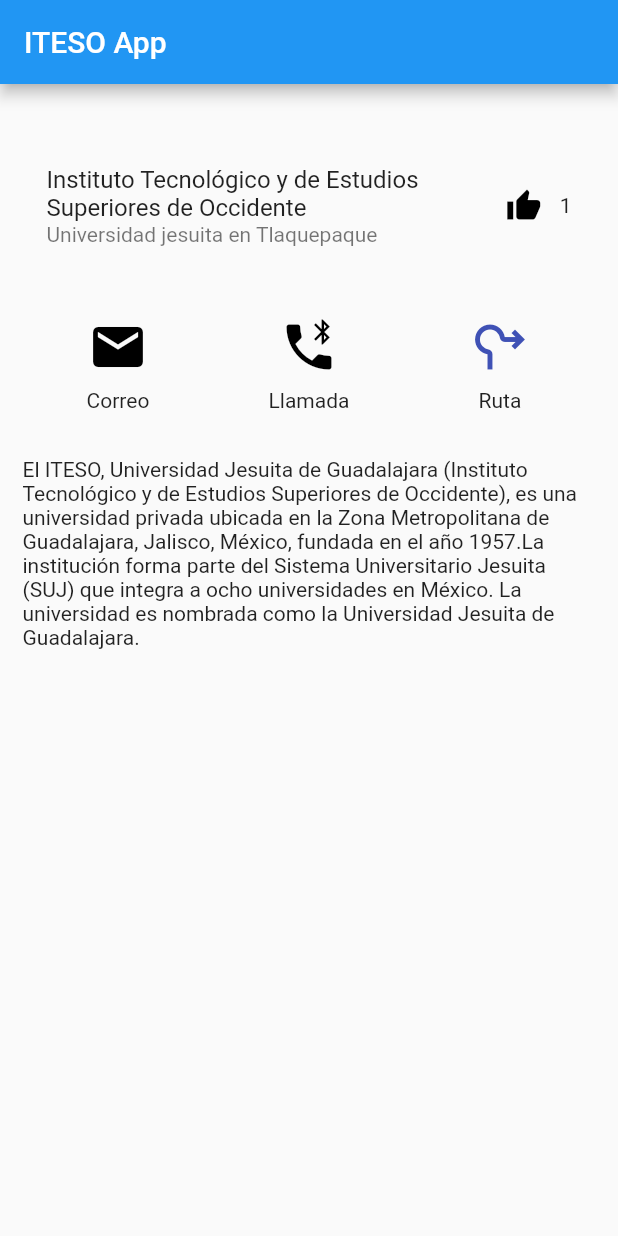
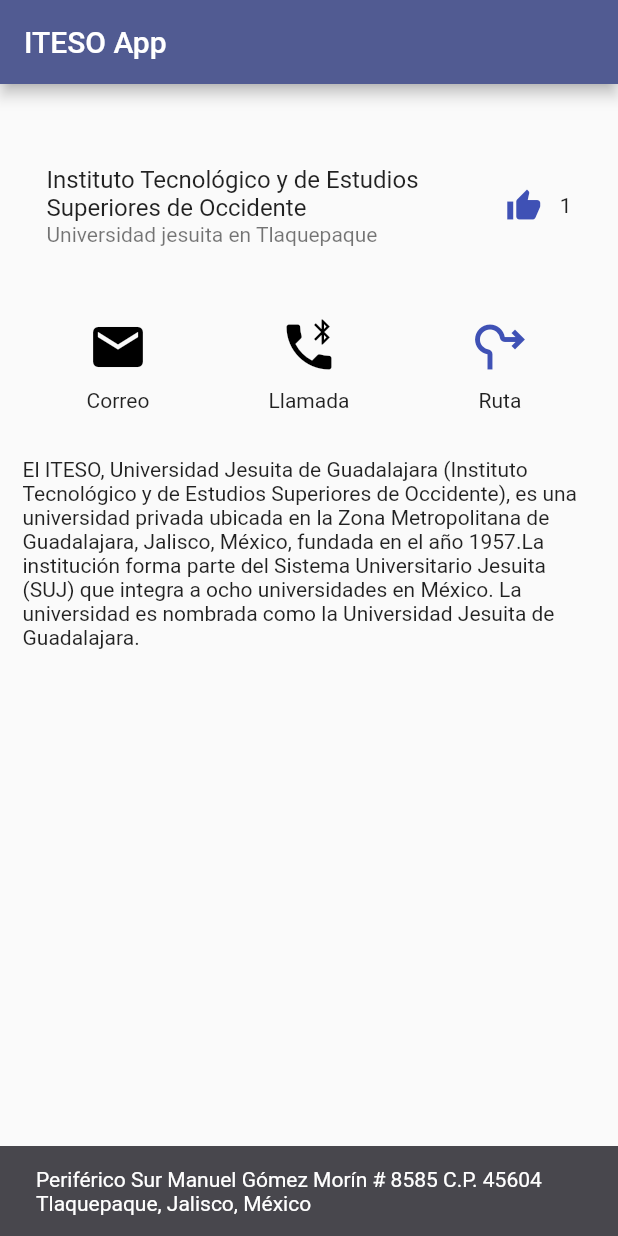
Before and after one commit to pablove2001/Tarea-2-Moviles, a Flutter app: the screen it shows after launch, after a tap on the "thumb up" icon, after a tap on the "roundabout right" icon, on a phone screen of 412 x 824 dp. Run offline on Flutter 3.47's test engine with Material 2 defaults, Android fonts, the phone set to English and light mode, and no system bars; network calls fail.

Commit message:
todo listo

```diff
--- /dev/null
+++ b/lib/home_page.dart
@@ -0,0 +1,124 @@
+import 'package:flutter/material.dart';
+
+class HomePage extends StatefulWidget {
+  const HomePage({super.key});
+
+  @override
+  State<HomePage> createState() => _HomePageState();
+}
+
+class _HomePageState extends State<HomePage> {
+  int counter = 0;
+  bool tap = false;
+  bool tap1 = false;
+  bool tap2 = false;
+  bool tap3 = false;
+  double space_elements = 30;
+
+  @override
+  Widget build(BuildContext context) {
+    return Scaffold(
+      appBar: AppBar(
+        title: Text('ITESO App'),
+      ),
+      body: ListView(
+        children: [
+          Image.network(
+              'https://cruce.iteso.mx/wp-content/uploads/sites/123/2018/04/Portada-2-e1525031912445.jpg'),
+          Container(
+            margin: EdgeInsets.all(15),
+            child: Column(
+              children: [
+                SizedBox(height: space_elements),
+                ListTile(
+                  title: Text(
+                      'Instituto Tecnológico y de Estudios Superiores de Occidente'),
+                  subtitle: Text('Universidad jesuita en Tlaquepaque'),
+                  trailing: Wrap(
+                    crossAxisAlignment: WrapCrossAlignment.center,
+                    children: [
+                      IconButton(
+                        color: tap ? Colors.indigo : Colors.black,
+                        onPressed: () {
+                          tap = !tap;
+                          counter++;
+                          setState(() {});
+                        },
+                        icon: Icon(Icons.thumb_up),
+                      ),
+                      Text('$counter')
+                    ],
+                  ),
+                ),
+                SizedBox(height: space_elements),
+                Row(
+                  mainAxisAlignment: MainAxisAlignment.spaceAround,
+                  children: [
+                    Column(
+                      children: [
+                        IconButton(
+                          iconSize: 40,
+                          color: tap1 ? Colors.indigo : Colors.black,
+                          onPressed: () {
+                            tap1 = !tap1;
+                            ScaffoldMessenger.of(context)
+                              ..hideCurrentSnackBar()
+                              ..showSnackBar(SnackBar(
+                                  content: Text(
+                                      'Manda correo a: admision@iteso.mx')));
+                            setState(() {});
+                          },
+                          icon: Icon(Icons.email),
+                        ),
+                        Text('Correo')
+                      ],
+                    ),
+                    Column(
+                      children: [
+                        IconButton(
+                          iconSize: 40,
+                          color: tap2 ? Colors.indigo : Colors.black,
+                          onPressed: () {
+                            tap2 = !tap2;
+                            ScaffoldMessenger.of(context)
+                              ..hideCurrentSnackBar()
+                              ..showSnackBar(SnackBar(
+                                  content: Text('Llama al: (33) 3669 3434')));
+                            setState(() {});
+                          },
+                          icon: Icon(Icons.phone_bluetooth_speaker),
+                        ),
+                        Text('Llamada')
+                      ],
+                    ),
+                    Column(
+                      children: [
+                        IconButton(
+                            iconSize: 40,
+                            color: tap3 ? Colors.indigo : Colors.black,
+                            onPressed: () {
+                              tap3 = !tap3;
+                              ScaffoldMessenger.of(context)
+                                ..hideCurrentSnackBar()
+                                ..showSnackBar(SnackBar(
+                                    content: Text(
+                                        'Periférico Sur Manuel Gómez Morín # 8585 C.P. 45604 Tlaquepaque, Jalisco, México')));
+                              setState(() {});
+                            },
+                            icon: Icon(Icons.roundabout_right)),
+                        Text('Ruta')
+                      ],
+                    ),
+                  ],
+                ),
+                SizedBox(height: space_elements),
+                Text(
+                    'El ITESO, Universidad Jesuita de Guadalajara (Instituto Tecnológico y de Estudios Superiores de Occidente), es una universidad privada ubicada en la Zona Metropolitana de Guadalajara, Jalisco, México, fundada en el año 1957.La institución forma parte del Sistema Universitario Jesuita (SUJ) que integra a ocho universidades en México. La universidad es nombrada como la Universidad Jesuita de Guadalajara.'),
+              ],
+            ),
+          ),
+        ],
+      ),
+    );
+  }
+}
--- a/lib/main.dart
+++ b/lib/main.dart
@@ -1,4 +1,5 @@
 import 'package:flutter/material.dart';
+import 'package:iteso_app/home_page.dart';
 
 void main() => runApp(MyApp());
 
@@ -10,105 +11,13 @@
 }
 
 class _MyAppState extends State<MyApp> {
-  int counter = 0;
-  bool tap = false;
-  bool tap1 = false;
-  bool tap2 = false;
-  bool tap3 = false;
-  double space_elements = 30;
-
   @override
   Widget build(BuildContext context) {
     return MaterialApp(
       title: 'Material App',
-      home: Scaffold(
-        appBar: AppBar(
-          title: Text('ITESO App'),
-        ),
-        body: ListView(
-          children: [
-            Image.network(
-                'https://cruce.iteso.mx/wp-content/uploads/sites/123/2018/04/Portada-2-e1525031912445.jpg'),
-            Container(
-              margin: EdgeInsets.all(15),
-              child: Column(
-                children: [
-                  SizedBox(height: space_elements),
-                  ListTile(
-                    title: Text(
-                        'Instituto Tecnológico y de Estudios Superiores de Occidente'),
-                    subtitle: Text('Universidad jesuita en Tlaquepaque'),
-                    trailing: Wrap(
-                      crossAxisAlignment: WrapCrossAlignment.center,
-                      children: [
-                        IconButton(
-                          color: tap ? Colors.indigo : Colors.black,
-                          onPressed: () {
-                            counter++;
-                            setState(() {});
-                          },
-                          icon: Icon(Icons.thumb_up),
-                        ),
-                        Text('$counter')
-                      ],
-                    ),
-                  ),
-                  SizedBox(height: space_elements),
-                  Row(
-                    mainAxisAlignment: MainAxisAlignment.spaceAround,
-                    children: [
-                      Column(
-                        children: [
-                          IconButton(
-                            iconSize: 40,
-                            color: tap1 ? Colors.indigo : Colors.black,
-                            onPressed: () {
-                              tap1 = !tap1;
-                              setState(() {});
-                            },
-                            icon: Icon(Icons.email),
-                          ),
-                          Text('Correo')
-                        ],
-                      ),
-                      Column(
-                        children: [
-                          IconButton(
-                            iconSize: 40,
-                            color: tap2 ? Colors.indigo : Colors.black,
-                            onPressed: () {
-                              tap2 = !tap2;
-                              setState(() {});
-                            },
-                            icon: Icon(Icons.phone_bluetooth_speaker),
-                          ),
-                          Text('Llamada')
-                        ],
-                      ),
-                      Column(
-                        children: [
-                          IconButton(
-                              iconSize: 40,
-                              color: tap3 ? Colors.indigo : Colors.black,
-                              onPressed: () {
-                                tap3 = !tap3;
-                                setState(() {});
-                              },
-                              icon: Icon(Icons.roundabout_right)),
-                          Text('Ruta')
-                        ],
-                      ),
-                    ],
-                  ),
-                  SizedBox(height: space_elements),
-                  Text(
-                      'El ITESO, Universidad Jesuita de Guadalajara (Instituto Tecnológico y de Estudios Superiores de Occidente), es una universidad privada ubicada en la Zona Metropolitana de Guadalajara, Jalisco, México, fundada en el año 1957.La institución forma parte del Sistema Universitario Jesuita (SUJ) que integra a ocho universidades en México. La universidad es nombrada como la Universidad Jesuita de Guadalajara.'),
-                ],
-              ),
-            )
-          ],
-        ),
-      ),
+      theme: ThemeData(
+          colorScheme: ColorScheme.fromSeed(seedColor: Colors.indigo)),
+      home: HomePage(),
     );
   }
 }
```
